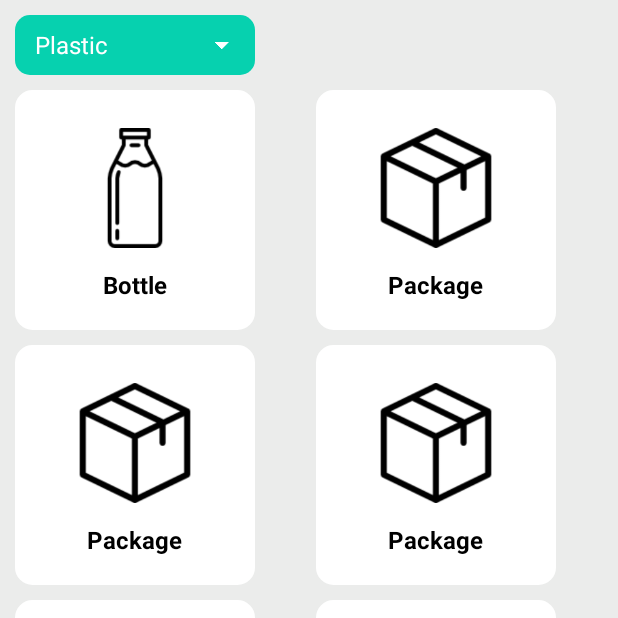
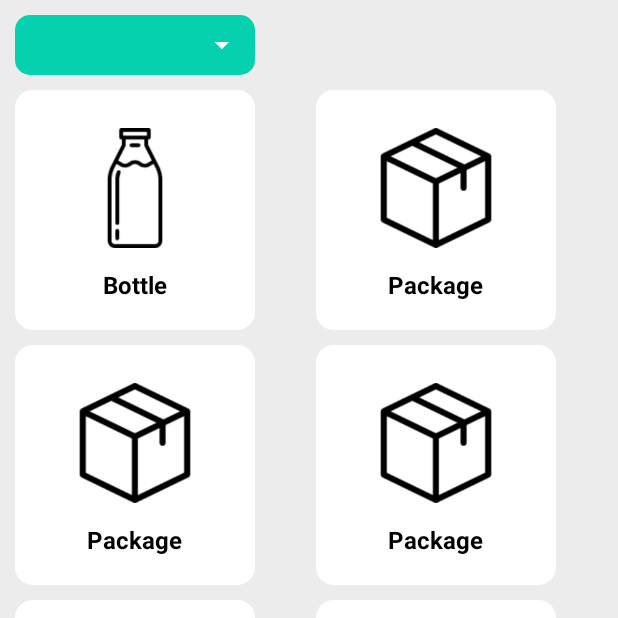
Before and after one commit to dejonnic/TellMeHow, an Android app: the SubCategoryActivity screen opened directly, with no data from a screen before it, on a phone screen of 412 x 824 dp, the top half of it. Run offline under Robolectric (Android 15) with nearby library versions, the light colour scheme and no system bars; our stand-ins replace data binding.

Commit message:
changed icon prefix and put text on label what we select

```diff
--- a/app/src/main/java/com/hackerton/tellmehow/MainActivity.java
+++ b/app/src/main/java/com/hackerton/tellmehow/MainActivity.java
@@ -12,7 +12,6 @@ import com.hackerton.tellmehow.databinding.ActivityMainBinding;
 public class MainActivity extends Activity {
     private ActivityMainBinding binding;
 
-
     @Override
     public void onCreate(Bundle savedInstanceState) {
 
--- a/app/src/main/java/com/hackerton/tellmehow/MainCategoryActivity.java
+++ b/app/src/main/java/com/hackerton/tellmehow/MainCategoryActivity.java
@@ -27,7 +27,7 @@ public class MainCategoryActivity extends Activity {
             public void onItemClick(AdapterView<?> parent, View view, int position, long id) {
                 TextView name = (TextView) view.getTag(R.id.text);
                 Intent intent = new Intent(MainCategoryActivity.this, SubCategoryActivity.class);
-                intent.putExtra(CategoryNameKey,name.getText().toString());
+                intent.putExtra(CategoryNameKey, name.getText().toString());
                 startActivity(intent);
             }
         });
--- a/app/src/main/java/com/hackerton/tellmehow/SubCategoryActivity.java
+++ b/app/src/main/java/com/hackerton/tellmehow/SubCategoryActivity.java
@@ -22,7 +22,10 @@ public class SubCategoryActivity extends Activity {
         super.onCreate(savedInstanceState);
         Intent myIntent = getIntent();
         String firstKeyName = myIntent.getStringExtra(MainCategoryActivity.CategoryNameKey);
+
         binding = DataBindingUtil.setContentView(this, R.layout.activity_sub_category);
+        binding.label.setText(firstKeyName);
+
         binding.categories.setAdapter(new ProductCategoryAdapter(this));
         binding.categories.setOnItemClickListener(new AdapterView.OnItemClickListener() {
             @Override
--- a/app/src/main/java/com/hackerton/tellmehow/adapter/ProductCategoryAdapter.java
+++ b/app/src/main/java/com/hackerton/tellmehow/adapter/ProductCategoryAdapter.java
@@ -20,14 +20,14 @@ public class ProductCategoryAdapter extends BaseAdapter {
     public ProductCategoryAdapter(Context context) {
         mInflater = LayoutInflater.from(context);
 
-        mItems.add(new Item(1, "Bottle", R.drawable.ic_milkbottle));
-        mItems.add(new Item(2, "Package", R.drawable.ic_package));
-        mItems.add(new Item(3, "Package", R.drawable.ic_package));
-        mItems.add(new Item(4, "Package", R.drawable.ic_package));
-        mItems.add(new Item(5, "Package", R.drawable.ic_package));
-        mItems.add(new Item(6, "Package", R.drawable.ic_package));
-        mItems.add(new Item(7, "Package", R.drawable.ic_package));
-        mItems.add(new Item(8, "Package", R.drawable.ic_package));
+        mItems.add(new Item(1, "Bottle", R.drawable.prod_ic_milkbottle));
+        mItems.add(new Item(2, "Package", R.drawable.prod_ic_package));
+        mItems.add(new Item(3, "Package", R.drawable.prod_ic_package));
+        mItems.add(new Item(4, "Package", R.drawable.prod_ic_package));
+        mItems.add(new Item(5, "Package", R.drawable.prod_ic_package));
+        mItems.add(new Item(6, "Package", R.drawable.prod_ic_package));
+        mItems.add(new Item(7, "Package", R.drawable.prod_ic_package));
+        mItems.add(new Item(8, "Package", R.drawable.prod_ic_package));
     }
 
     @Override
--- a/app/src/main/res/layout/activity_general_recycle_info.xml
+++ b/app/src/main/res/layout/activity_general_recycle_info.xml
@@ -15,7 +15,7 @@
                 android:layout_width="wrap_content"
                 android:layout_height="50dp"
                 android:layout_marginTop="30dp"
-                android:src="@drawable/ic_milkbottle"
+                android:src="@drawable/prod_ic_milkbottle"
                 android:tint="@color/colorPrimary"
                 android:layout_centerHorizontal="true" />
 
```
Also changed, not shown: app/src/main/res/drawable-mdpi/prod_ic_milkbottle.png (renamed from app/src/main/res/drawable-mdpi/ic_milkbottle.png), app/src/main/res/drawable-mdpi/prod_ic_package.png (renamed from app/src/main/res/drawable-mdpi/ic_package.png).
